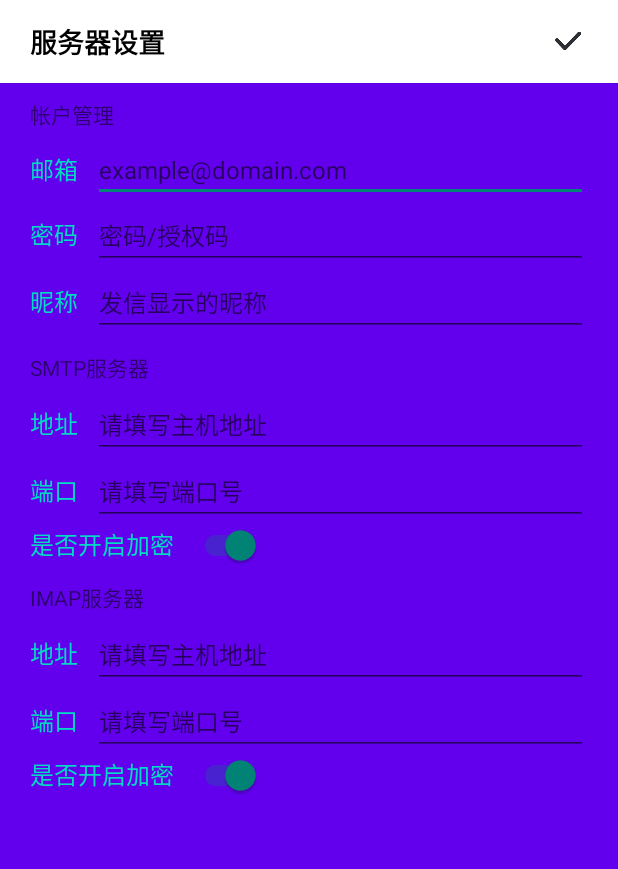
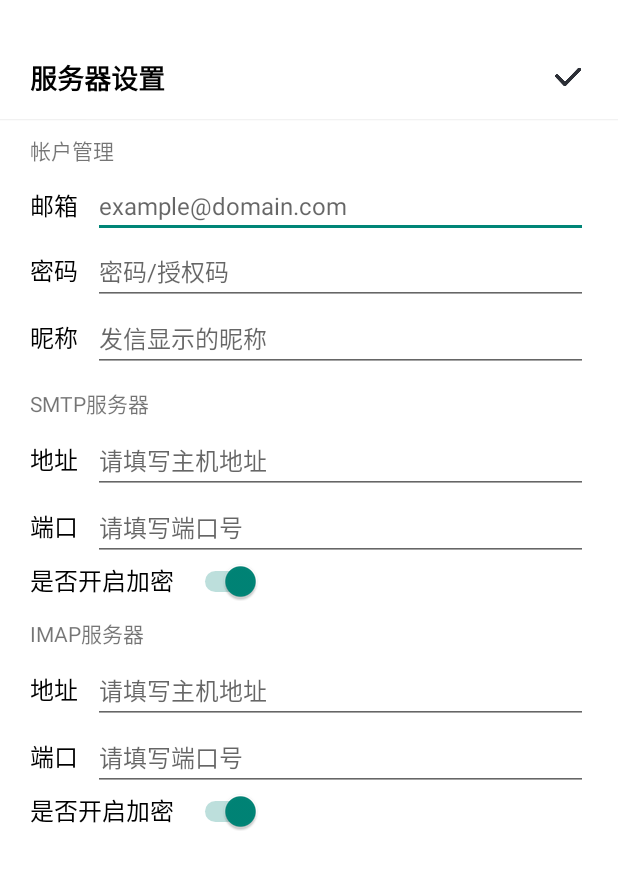
Before and after one commit to Yuki0227/MobileApplicationDevelopmentAPP, an Android app: the ConfigActivity screen opened directly, with no data from a screen before it, on a phone screen of 412 x 824 dp. Shown: the top 869 px of the screen. Run offline under Robolectric (Android 15) with nearby library versions, the phone set to English and light mode, and no system bars.

Commit message:
邮箱功能基本完成

```diff
--- a/EmalKit-library/build.gradle
+++ b/EmalKit-library/build.gradle
@@ -5,7 +5,7 @@ android {
 
     defaultConfig {
         minSdkVersion 21
-        targetSdkVersion 30
+        targetSdkVersion 29
         versionCode 25
         versionName "4.2.1"
     }
--- a/app/build.gradle
+++ b/app/build.gradle
@@ -7,7 +7,7 @@ android {
     defaultConfig {
         applicationId "com.app"
         minSdkVersion 26
-        targetSdkVersion 30
+        targetSdkVersion 29
         versionCode 1
         versionName "1.0"
 
--- a/app/src/main/AndroidManifest.xml
+++ b/app/src/main/AndroidManifest.xml
@@ -1,14 +1,11 @@
 <?xml version="1.0" encoding="utf-8"?>
 <manifest xmlns:android="http://schemas.android.com/apk/res/android"
-    xmlns:tools="http://schemas.android.com/tools"
     package="com.app">
 
     <!-- 获取联网权限 -->
     <uses-permission android:name="android.permission.INTERNET" />
     <!-- 获取读写存储空间权限 -->
-    <uses-permission
-        android:name="android.permission.WRITE_EXTERNAL_STORAGE"
-        tools:ignore="ScopedStorage" />
+    <uses-permission android:name="android.permission.WRITE_EXTERNAL_STORAGE" />
 
 
     <application
--- a/app/src/main/java/com/app/email/BaseActivity.java
+++ b/app/src/main/java/com/app/email/BaseActivity.java
@@ -7,7 +7,6 @@ import android.content.res.Resources;
 import android.os.Bundle;
 import android.os.Looper;
 import android.os.MessageQueue;
-import android.view.View;
 
 import androidx.appcompat.app.AppCompatActivity;
 
@@ -17,7 +16,7 @@ public class BaseActivity extends AppCompatActivity {
     @Override
     protected void onCreate(Bundle savedInstanceState) {
         super.onCreate(savedInstanceState);
-        getWindow().getDecorView().setSystemUiVisibility(View.SYSTEM_UI_FLAG_LIGHT_STATUS_BAR);
+        //getWindow().getDecorView().setSystemUiVisibility(View.SYSTEM_UI_FLAG_LIGHT_STATUS_BAR);
         setRequestedOrientation(ActivityInfo.SCREEN_ORIENTATION_PORTRAIT);
         Looper.myQueue().addIdleHandler(new MessageQueue.IdleHandler() {
             @Override
--- a/app/src/main/res/layout/email_activity_config.xml
+++ b/app/src/main/res/layout/email_activity_config.xml
@@ -4,7 +4,8 @@
     android:orientation="vertical"
     android:layout_width="match_parent"
     android:layout_height="match_parent"
-    android:background="@color/colorPrimary">
+    android:background="@color/white"
+    android:paddingTop="24dp">
 
     <include layout="@layout/email_title_bar" />
 
@@ -39,7 +40,7 @@
                     android:layout_marginStart="20dp"
                     android:text="邮箱"
                     android:textSize="16sp"
-                    android:textColor="@color/colorAccent"
+                    android:textColor="@color/black"
                     tools:ignore="HardcodedText" />
 
                 <EditText
@@ -67,7 +68,7 @@
                     android:layout_marginStart="20dp"
                     android:text="密码"
                     android:textSize="16sp"
-                    android:textColor="@color/colorAccent"
+                    android:textColor="@color/black"
                     tools:ignore="HardcodedText" />
 
                 <EditText
@@ -95,7 +96,7 @@
                     android:layout_marginStart="20dp"
                     android:text="昵称"
                     android:textSize="16sp"
-                    android:textColor="@color/colorAccent"
+                    android:textColor="@color/black"
                     tools:ignore="HardcodedText" />
 
                 <EditText
@@ -132,7 +133,7 @@
                     android:layout_marginStart="20dp"
                     android:text="地址"
                     android:textSize="16sp"
-                    android:textColor="@color/colorAccent"
+                    android:textColor="@color/black"
                     tools:ignore="HardcodedText" />
 
                 <EditText
@@ -159,7 +160,7 @@
                     android:layout_marginStart="20dp"
                     android:text="端口"
                     android:textSize="16sp"
-                    android:textColor="@color/colorAccent"
+                    android:textColor="@color/black"
                     tools:ignore="HardcodedText" />
 
                 <EditText
@@ -187,7 +188,7 @@
                     android:layout_marginStart="20dp"
                     android:text="是否开启加密"
                     android:textSize="16sp"
-                    android:textColor="@color/colorAccent"
+                    android:textColor="@color/black"
                     tools:ignore="HardcodedText" />
 
                 <Switch
@@ -220,7 +221,7 @@
                     android:layout_marginStart="20dp"
                     android:text="地址"
                     android:textSize="16sp"
-                    android:textColor="@color/colorAccent"
+                    android:textColor="@color/black"
                     tools:ignore="HardcodedText" />
 
                 <EditText
@@ -246,7 +247,7 @@
                     android:layout_height="wrap_content"
                     android:layout_marginStart="20dp"
                     android:text="端口"
-                    android:textColor="@color/colorAccent"
+                    android:textColor="@color/black"
                     android:textSize="16sp"
                     tools:ignore="HardcodedText" />
 
@@ -275,7 +276,7 @@
                     android:layout_marginStart="20dp"
                     android:text="是否开启加密"
                     android:textSize="16sp"
-                    android:textColor="@color/colorAccent"
+                    android:textColor="@color/black"
                     tools:ignore="HardcodedText" />
 
                 <Switch
```
Also changed, not shown: app/src/main/assets/litepal.xml (added, +9 -0 lines), app/src/main/java/com/app/MainActivity.java (+3 -4 lines), app/src/main/java/com/app/MyApplication.java (+20 -0 lines), app/src/main/java/com/app/email/EmailFragment.java (+7 -8 lines), app/src/main/res/layout/email_activity_list.xml (+9 -8 lines), app/src/main/res/layout/email_activity_watch.xml (+6 -6 lines), app/src/main/res/xml/network_security_config.xml (+5 -4 lines).
